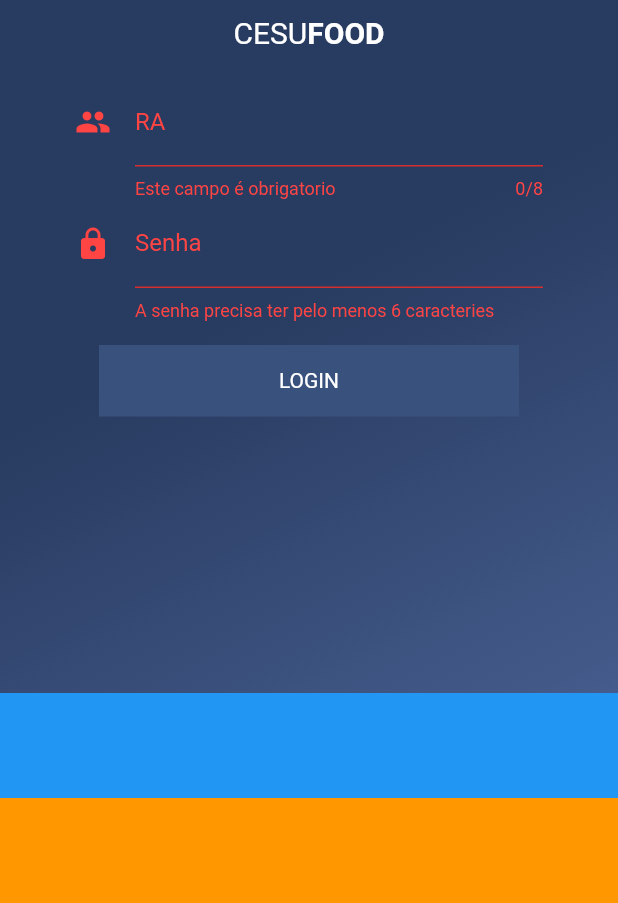
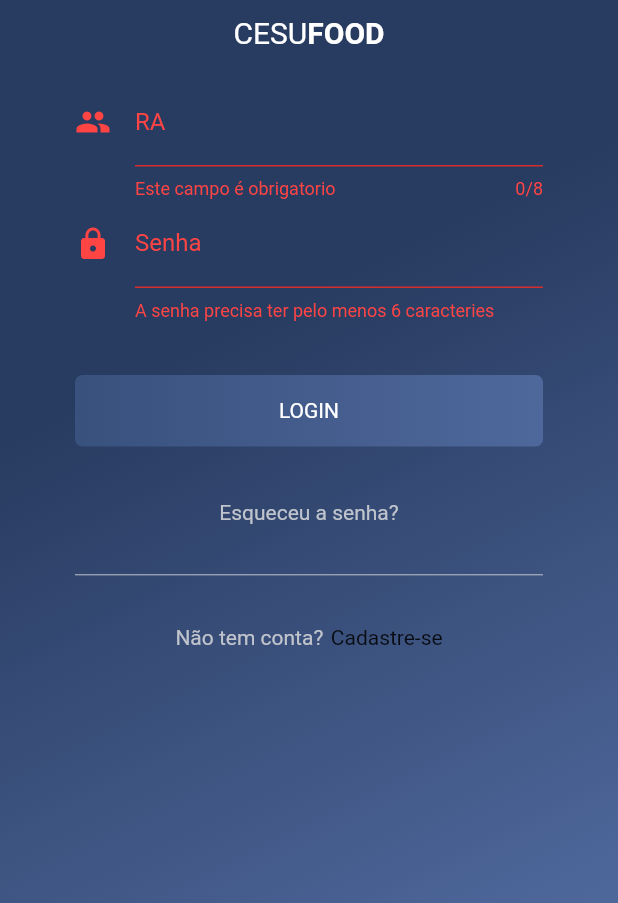
Before and after one commit to louis-kevin/CesufoodApp, a Flutter app: the screen it shows after launch, after a tap on "LOGIN", on a phone screen of 412 x 824 dp, the part 333-1236 px from its top. Run offline on Flutter 3.47's test engine with Material 2 defaults, Android fonts, the phone set to English and light mode, and no system bars.

Commit message:
login tela

```diff
--- a/lib/auth_page.dart
+++ b/lib/auth_page.dart
@@ -59,16 +59,6 @@ class _AuthPageState extends State<AuthPage> {
             child: new LoginForm()
           ),
         ),
-        new Container(
-          height: 70.0,
-          width: double.infinity,
-          decoration: new BoxDecoration(color: Colors.blue),
-        ),
-        new Container(
-          height: 70.0,
-          width: double.infinity,
-          decoration: new BoxDecoration(color: Colors.orange),
-        )
       ],
     );
   }
--- /dev/null
+++ b/lib/components/form/auth/ButtonSubmitAuth.dart
@@ -0,0 +1,43 @@
+import 'package:flutter/material.dart';
+import 'package:flutter/widgets.dart';
+
+class ButtomSubmitAuth extends StatefulWidget {
+  final Function onTap;
+  final String text;
+
+  const ButtomSubmitAuth({Key key, this.onTap, this.text}) : super(key: key);
+  @override
+  _ButtomSubmitAuthState createState() => new _ButtomSubmitAuthState();
+}
+
+class _ButtomSubmitAuthState extends State<ButtomSubmitAuth> {
+  @override
+  Widget build(BuildContext context) {
+    return new Padding(
+      padding: const EdgeInsets.symmetric(vertical: 36.0),
+      child: new InkWell(
+        child: new Container(
+          decoration: new BoxDecoration(
+              gradient: new LinearGradient(
+                  begin: Alignment.centerLeft, // new
+                  end: Alignment.centerRight,
+                  colors: [
+                    new Color(0xFF39517D),
+                    new Color(0xFF4F689C),
+                  ]),
+              borderRadius: new BorderRadius.all(new Radius.circular(5.0))
+          ),
+          width: double.infinity,
+          height: 47.7,
+          child: new Padding(
+            padding: const EdgeInsets.all(8.0),
+            child: new Center(
+                child: new Text(widget.text,
+                    style: new TextStyle(color: Colors.white))),
+          ),
+        ),
+        onTap: widget.onTap,
+      ),
+    );
+  }
+}
--- /dev/null
+++ b/lib/components/form/auth/RaFormField.dart
@@ -0,0 +1,41 @@
+import 'package:flutter/material.dart';
+import 'package:flutter/widgets.dart';
+
+class RaFormField extends StatefulWidget {
+  final color;
+
+  const RaFormField({Key key, this.color = 0xFFC0C4CC}) : super(key: key);
+  @override
+  _RaFormFieldState createState() => new _RaFormFieldState();
+}
+
+class _RaFormFieldState extends State<RaFormField> {
+  var fieldRaError = false;
+
+  @override
+  Widget build(BuildContext context) {
+    return  new TextFormField(
+      validator: (value) {
+        if (value.isEmpty) {
+          fieldRaError = true;
+          return 'Este campo é obrigatorio';
+        }
+        fieldRaError = false;
+      },
+      style: new TextStyle(color: Color(widget.color)),
+      maxLength: 8,
+      keyboardType: TextInputType.number,
+      decoration: new InputDecoration(
+        icon: new Icon(
+          Icons.people,
+          color: Color(fieldRaError ? 0xFFFF4444 : widget.color),
+        ),
+        labelText: 'RA',
+        labelStyle: new TextStyle(
+            color: Color(fieldRaError ? 0xFFFF4444 : widget.color)),
+        counterStyle: new TextStyle(
+            color: Color(fieldRaError ? 0xFFFF4444 : widget.color)),
+      ),
+    );
+  }
+}
--- /dev/null
+++ b/lib/components/form/auth/SenhaFormField.dart
@@ -0,0 +1,39 @@
+import 'package:flutter/material.dart';
+import 'package:flutter/widgets.dart';
+
+class SenhaFormField extends StatefulWidget {
+  final color;
+
+  const SenhaFormField({Key key, this.color = 0xFFC0C4CC}) : super(key: key);
+
+  @override
+  _SenhaFormFieldState createState() => new _SenhaFormFieldState();
+}
+
+class _SenhaFormFieldState extends State<SenhaFormField> {
+  var fieldSenhaError = false;
+  @override
+  Widget build(BuildContext context) {
+    return new TextFormField(
+      validator: (value) {
+        if (value.length < 6) {
+          fieldSenhaError = true;
+          return 'A senha precisa ter pelo menos 6 caracteries';
+        }
+        fieldSenhaError = false;
+      },
+      style: new TextStyle(color: Color(widget.color)),
+      decoration: new InputDecoration(
+        icon: new Icon(
+          Icons.lock,
+          color: Color(fieldSenhaError ? 0xFFFF4444 : widget.color),
+        ),
+        labelText: 'Senha',
+        labelStyle: new TextStyle(
+            color: Color(fieldSenhaError ? 0xFFFF4444 : widget.color)),
+        counterStyle: new TextStyle(
+            color: Color(fieldSenhaError ? 0xFFFF4444 : widget.color)),
+      ),
+    );
+  }
+}
--- a/lib/components/login_form.dart
+++ b/lib/components/login_form.dart
@@ -1,3 +1,6 @@
+import 'package:cesufood_app/components/form/auth/ButtonSubmitAuth.dart';
+import 'package:cesufood_app/components/form/auth/RaFormField.dart';
+import 'package:cesufood_app/components/form/auth/SenhaFormField.dart';
 import 'package:flutter/material.dart';
 import 'package:flutter/widgets.dart';
 
@@ -8,8 +11,6 @@ class LoginForm extends StatefulWidget {
 
 class _LoginFormState extends State<LoginForm> {
   final GlobalKey<FormState> _formKey = new GlobalKey<FormState>();
-  var fieldRaError = false;
-  var fieldSenhaError = false;
 
   @override
   Widget build(BuildContext context) {
@@ -20,72 +21,14 @@ class _LoginFormState extends State<LoginForm> {
         child: new Column(
           crossAxisAlignment: CrossAxisAlignment.center,
           children: <Widget>[
-            new TextFormField(
-              validator: (value) {
-                if (value.isEmpty) {
-                  fieldRaError = true;
-                  return 'Este campo é obrigatorio';
-                }
-                fieldRaError = false;
-              },
-              style: new TextStyle(color: Color(0xFFC0C4CC)),
-              maxLength: 8,
-              keyboardType: TextInputType.number,
-              decoration: new InputDecoration(
-                icon: new Icon(
-                  Icons.people,
-                  color: Color(fieldRaError ? 0xFFFF4444 : 0xFFC0C4CC),
+            new RaFormField(
+              color: 0xFFC0C4CC,
             ),
-                labelText: 'RA',
-                labelStyle: new TextStyle(
-                    color: Color(fieldRaError ? 0xFFFF4444 : 0xFFC0C4CC)),
-                errorStyle: new TextStyle(color: Color(0xFFFF4444)),
-                counterStyle: new TextStyle(
-                    color: Color(fieldRaError ? 0xFFFF4444 : 0xFFC0C4CC)),
+            new SenhaFormField(
+              color: 0xFFC0C4CC,
             ),
-            ),
-            new TextFormField(
-              validator: (value) {
-                if (value.length < 6) {
-                  fieldSenhaError = true;
-                  return 'A senha precisa ter pelo menos 6 caracteries';
-                }
-                fieldSenhaError = false;
-              },
-              style: new TextStyle(color: Color(0xFFC0C4CC)),
-              decoration: new InputDecoration(
-                icon: new Icon(
-                  Icons.lock,
-                  color: Color(fieldSenhaError ? 0xFFFF4444 : 0xFFC0C4CC),
-                ),
-                labelText: 'Senha',
-                labelStyle: new TextStyle(
-                    color: Color(fieldSenhaError ? 0xFFFF4444 : 0xFFC0C4CC)),
-                errorStyle: new TextStyle(color: Color(0xFFFF4444)),
-                counterStyle: new TextStyle(
-                    color: Color(fieldSenhaError ? 0xFFFF4444 : 0xFFC0C4CC)),
-              ),
-            ),
-            new Center(
-              child: new Padding(
-                padding: const EdgeInsets.all(16.0),
-                child: new InkWell(
-                  child: new Container(
-                    decoration: new BoxDecoration(
-                        gradient: new LinearGradient(
-                            begin: Alignment.centerLeft, // new
-                            end: Alignment.centerRight,
-                            colors: [
-                          new Color(0xFF39517D),
-                          new Color(0xFF39517D),
-                        ])),
-                    width: 287.4,
-                    height: 47.7,
-                    child: new Padding(
-                      padding: const EdgeInsets.all(8.0),
-                      child: new Center(child: new Text('LOGIN', style: new TextStyle(color: Colors.white))),
-                    ),
-                  ),
+            new ButtomSubmitAuth(
+              text: 'LOGIN',
               onTap: () {
                 if (_formKey.currentState.validate()) {
                   // If the form is valid, we want to show a Snackbar
@@ -96,7 +39,22 @@ class _LoginFormState extends State<LoginForm> {
                 }
               },
             ),
+           new Center(
+             child: new Text('Esqueceu a senha?', style: new TextStyle(color:Color(0xFFC0C4CC) ),),
            ),
+            new Padding(
+              padding: const EdgeInsets.symmetric(vertical: 28.5),
+              child: new Divider(height: 10.0,color: Color(0xFFC0C4CC),),
+            ),
+            new Row(
+              mainAxisAlignment: MainAxisAlignment.center,
+              children: <Widget>[
+                new Padding(
+                  padding: const EdgeInsets.only(right: 5.0),
+                  child: new Text('Não tem conta?', style: new TextStyle(color:Color(0xFFC0C4CC) ),),
+                ),
+                new Text('Cadastre-se')
+              ],
             ),
           ],
         ),
--- a/lib/main.dart
+++ b/lib/main.dart
@@ -2,18 +2,43 @@ import 'package:cesufood_app/auth_page.dart';
 import 'package:flutter/material.dart';
 
 void main() => runApp(new MyApp());
+
+ThemeData buildAuthTheme() {
+  final ThemeData base = ThemeData();
+  return base.copyWith(
+    primaryColor: Color(0xFF4F689C),
+    accentColor: Color(0xFFFFA500),
+    buttonColor: Color(0xFFFFA500),
+    hintColor: Color(0xFFC0C4CC),
+    textTheme: buildTextTheme(base.textTheme, Colors.white),
+    inputDecorationTheme: InputDecorationTheme(
+      labelStyle:new TextStyle(
+          color: Color(0xFFC0C4CC)
+      ),
+      errorStyle: new TextStyle(color: Color(0xFFFF4444)),
+      counterStyle: new TextStyle(
+          color: Color(0xFFC0C4CC)),
+    ),
+  );
+}
+
+TextTheme buildTextTheme(TextTheme base, Color color) {
+  return base.copyWith(
+    body1: base.headline.copyWith(color: color, fontSize: 16.0),
+    caption: base.headline.copyWith(color: color),
+    display1: base.headline.copyWith(color: color),
+    button: base.headline.copyWith(color: color),
+    headline: base.headline.copyWith(color: color),
+    title: base.title.copyWith(color: color),
+  );
+}
 
 class MyApp extends StatelessWidget {
   @override
   Widget build(BuildContext context) {
     return new MaterialApp(
         title: 'CesufoodApp',
-        theme: new ThemeData(
-            // counter didn't reset back to zero; the application is not restarted.
-            primarySwatch: Colors.indigo,
-            primaryColorDark: Colors.indigo[900],
-            accentColor: Colors.amber,
-            fontFamily: 'Roboto'),
+        theme: buildAuthTheme(),
         home: new Scaffold(
           body: new Container(
               decoration: new BoxDecoration(
```
Also changed, not shown: lib/components/form/RaFormField.dart (deleted), pubspec.lock. Lines whose indentation alone changed are shown as unchanged.
